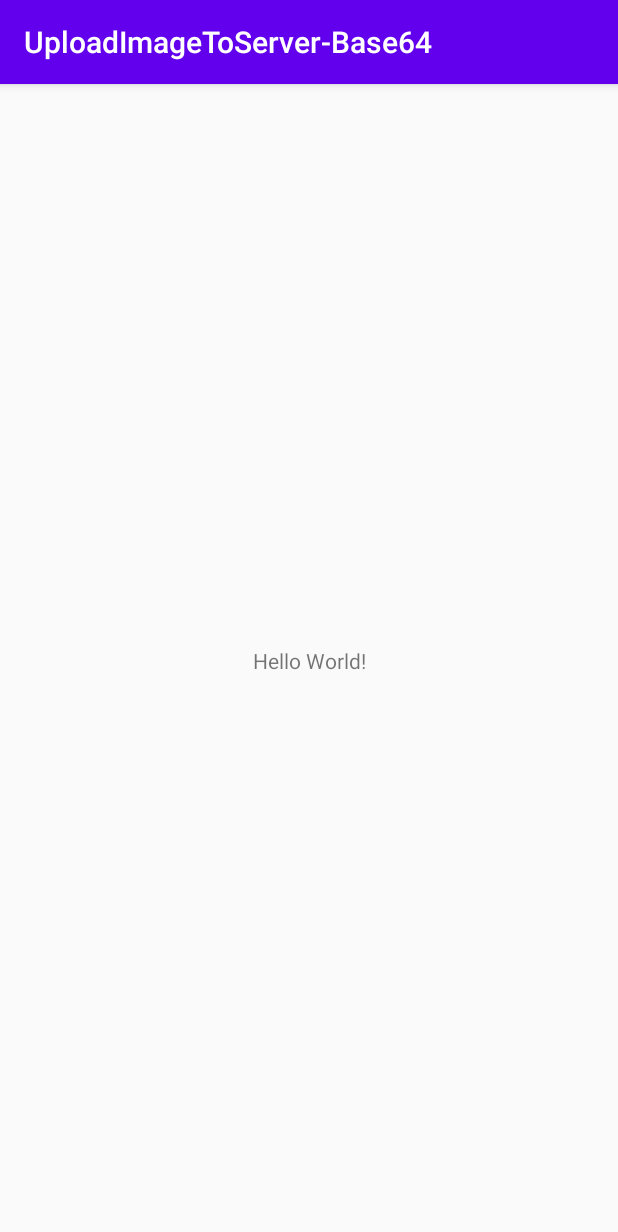
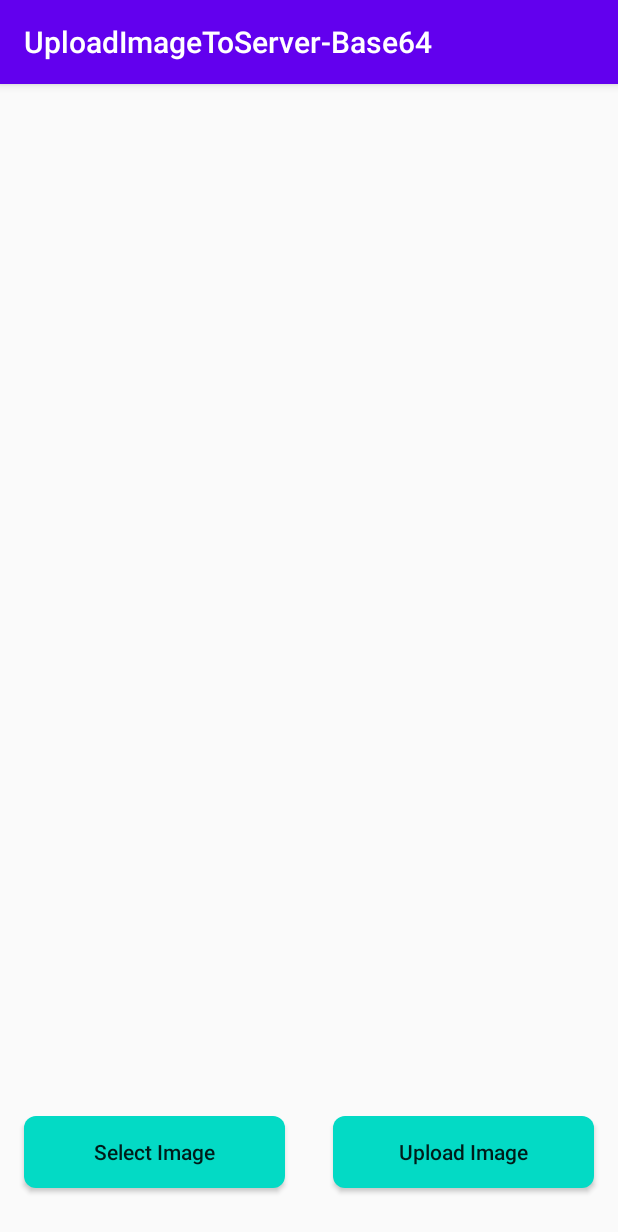
Before and after one commit to mbobiosio/UploadImageToServer-Base64_Kotlin, an Android app: the screen it shows after launch (MainActivity), on a phone screen of 412 x 824 dp. Shown: the top 1232 px of the screen. Run offline under Robolectric (Android 15) with nearby library versions, the phone set to English and light mode, and no system bars; pictures from the network do not load.

```diff
--- a/app/build.gradle
+++ b/app/build.gradle
@@ -30,6 +30,12 @@ dependencies {
     implementation 'androidx.core:core-ktx:1.1.0'
     implementation 'androidx.appcompat:appcompat:1.1.0'
     implementation 'androidx.constraintlayout:constraintlayout:1.1.3'
+
+    //retrofit
+    implementation "com.squareup.retrofit2:retrofit:2.6.2"
+    implementation 'com.squareup.retrofit2:converter-gson:2.6.2'
+    implementation("com.squareup.okhttp3:logging-interceptor:4.7.2")
+
     testImplementation 'junit:junit:4.12'
     androidTestImplementation 'androidx.test.ext:junit:1.1.1'
     androidTestImplementation 'androidx.test.espresso:espresso-core:3.2.0'
--- a/app/src/main/AndroidManifest.xml
+++ b/app/src/main/AndroidManifest.xml
@@ -9,7 +9,7 @@
         android:roundIcon="@mipmap/ic_launcher_round"
         android:supportsRtl="true"
         android:theme="@style/AppTheme">
-        <activity android:name=".MainActivity">
+        <activity android:name=".activity.MainActivity">
             <intent-filter>
                 <action android:name="android.intent.action.MAIN" />
 
--- /dev/null
+++ b/app/src/main/java/com/mbobiosio/uploadimagetoserver/api/ApiService.kt
@@ -0,0 +1,24 @@
+package com.mbobiosio.uploadimagetoserver.api
+
+import com.mbobiosio.uploadimagetoserver.model.ImageData
+import retrofit2.Call
+import retrofit2.http.Field
+import retrofit2.http.FormUrlEncoded
+import retrofit2.http.POST
+
+/**
+ * UploadImageToServer-Base64
+ * Created by Mbuodile Obiosio on Jun 06, 2020
+ * https://twitter.com/cazewonder
+ * Nigeria.
+ */
+interface ApiService {
+
+    @FormUrlEncoded
+    @POST("upload.php")
+    fun uploadImage(
+        @Field("title") title: String?,
+        @Field("image") image: String?
+    ): Call<ImageData?>?
+
+}
--- /dev/null
+++ b/app/src/main/res/drawable/btn_bg.xml
@@ -0,0 +1,8 @@
+<?xml version="1.0" encoding="utf-8"?>
+<shape xmlns:android="http://schemas.android.com/apk/res/android"
+    android:shape="rectangle">
+
+    <corners android:radius="8dp" />
+    <solid android:color="@color/colorAccent"/>
+
+</shape>
--- a/app/src/main/res/layout/activity_main.xml
+++ b/app/src/main/res/layout/activity_main.xml
@@ -4,15 +4,56 @@
     xmlns:tools="http://schemas.android.com/tools"
     android:layout_width="match_parent"
     android:layout_height="match_parent"
-    tools:context=".MainActivity">
+    tools:context=".activity.MainActivity">
 
-    <TextView
-        android:layout_width="wrap_content"
+    <ImageView
+        android:id="@+id/imageView"
+        android:layout_width="300dp"
+        android:layout_height="300dp"
+        android:layout_marginStart="32dp"
+        android:layout_marginLeft="32dp"
+        android:layout_marginTop="32dp"
+        android:layout_marginEnd="32dp"
+        android:layout_marginRight="32dp"
+        app:layout_constraintBottom_toTopOf="@+id/upload_image"
+        app:layout_constraintEnd_toEndOf="parent"
+        app:layout_constraintHorizontal_bias="0.5"
+        app:layout_constraintStart_toStartOf="parent"
+        app:layout_constraintTop_toTopOf="parent"
+        tools:srcCompat="@tools:sample/avatars" />
+
+    <Button
+        android:id="@+id/select_image"
+        android:layout_width="0dp"
         android:layout_height="wrap_content"
-        android:text="Hello World!"
+        android:layout_marginStart="16dp"
+        android:layout_marginLeft="16dp"
+        android:layout_marginEnd="16dp"
+        android:layout_marginRight="16dp"
+        android:background="@drawable/btn_bg"
+        android:text="@string/select_image"
+        android:textAllCaps="false"
+        app:layout_constraintBottom_toBottomOf="@+id/upload_image"
+        app:layout_constraintEnd_toStartOf="@+id/upload_image"
+        app:layout_constraintHorizontal_bias="0.5"
+        app:layout_constraintStart_toStartOf="parent"
+        app:layout_constraintTop_toTopOf="@+id/upload_image" />
+
+    <Button
+        android:id="@+id/upload_image"
+        android:layout_width="0dp"
+        android:layout_height="wrap_content"
+        android:layout_marginStart="16dp"
+        android:layout_marginLeft="16dp"
+        android:layout_marginEnd="16dp"
+        android:layout_marginRight="16dp"
+        android:layout_marginBottom="32dp"
+        android:background="@drawable/btn_bg"
+        android:text="@string/upload_image"
+        android:textAllCaps="false"
         app:layout_constraintBottom_toBottomOf="parent"
-        app:layout_constraintLeft_toLeftOf="parent"
-        app:layout_constraintRight_toRightOf="parent"
-        app:layout_constraintTop_toTopOf="parent" />
+        app:layout_constraintEnd_toEndOf="parent"
+        app:layout_constraintHorizontal_bias="0.5"
+        app:layout_constraintStart_toEndOf="@+id/select_image" />
 
 </androidx.constraintlayout.widget.ConstraintLayout>
--- a/app/src/main/res/values/strings.xml
+++ b/app/src/main/res/values/strings.xml
@@ -1,3 +1,7 @@
 <resources>
     <string name="app_name">UploadImageToServer-Base64</string>
+
+
+    <string name="select_image">Select Image</string>
+    <string name="upload_image">Upload Image</string>
 </resources>
```
Also changed, not shown: app/src/main/java/com/mbobiosio/uploadimagetoserver/MainActivity.kt (deleted, +0 -11 lines), app/src/main/java/com/mbobiosio/uploadimagetoserver/activity/MainActivity.kt (added, +102 -0 lines), app/src/main/java/com/mbobiosio/uploadimagetoserver/api/RetrofitServer.kt (added, +40 -0 lines), app/src/main/java/com/mbobiosio/uploadimagetoserver/model/ImageData.kt (added, +23 -0 lines), 1 other file.
